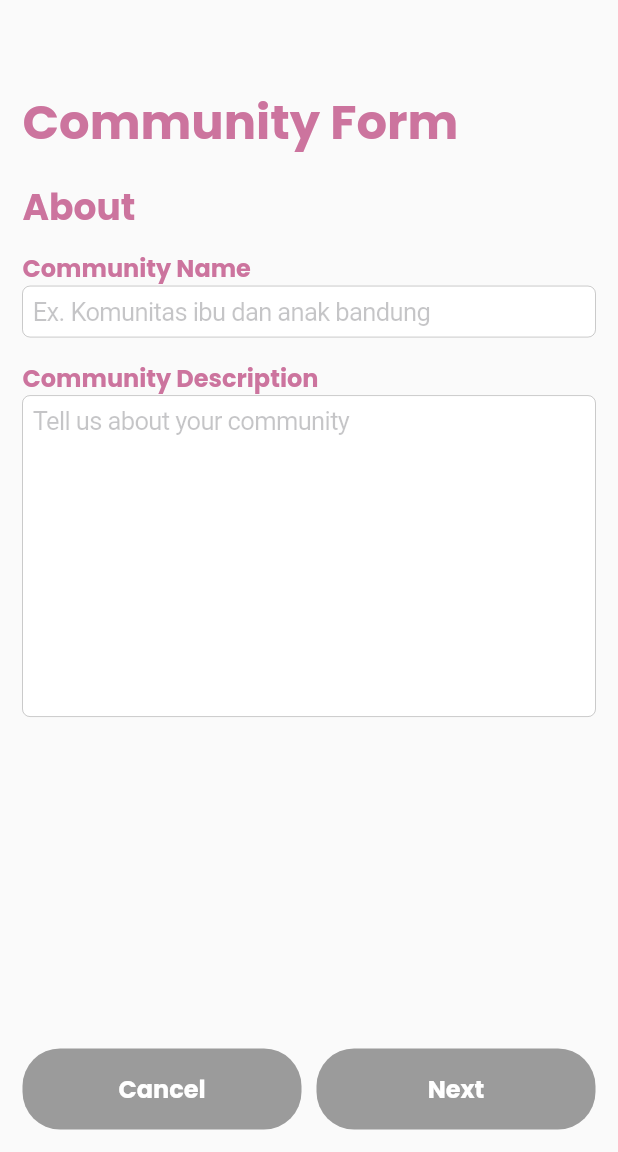
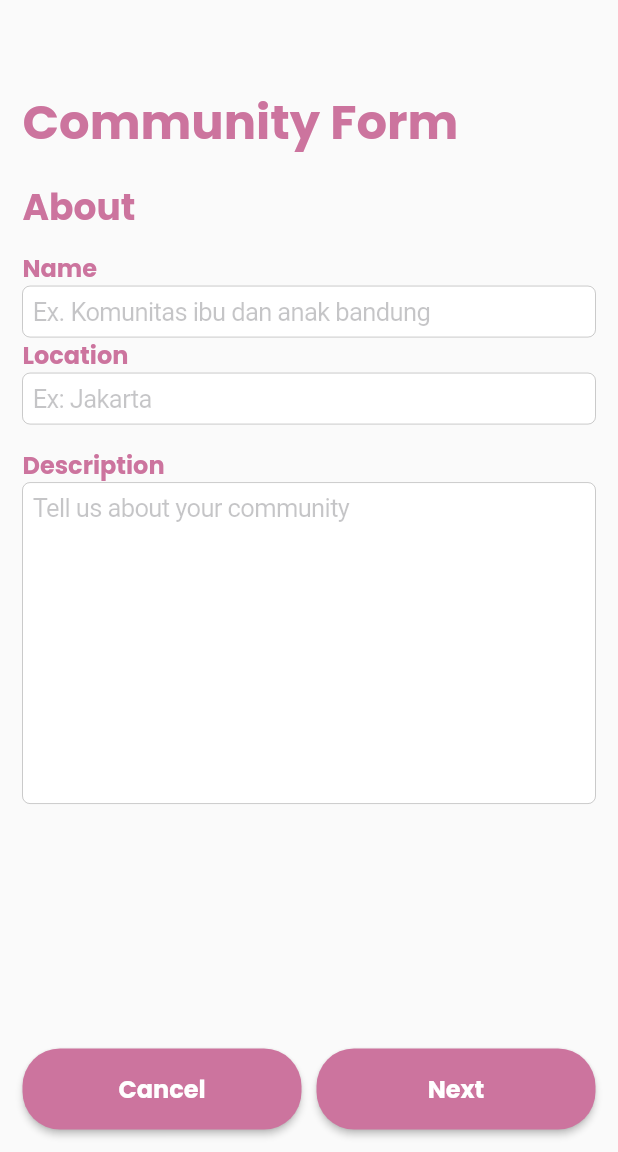
Before and after one commit to alaraiabdiallah/momsclub, a Flutter app: the RegisterCommunityScreen screen opened directly, on a phone screen of 412 x 824 dp, the part 84-1236 px from its top. Run offline on Flutter 3.47's test engine with Material 2 defaults, Android fonts, the phone set to English and light mode, and no system bars; our stand-ins replace cloud_firestore, firebase_auth, google_fonts, sqflite; accounts and stored records are empty; network calls fail.

Commit message:
Form Contact Community & Location picker

```diff
--- /dev/null
+++ b/lib/models/location_model.dart
@@ -0,0 +1,40 @@
+class Province {
+  int id;
+  String nama;
+
+  Province({this.id, this.nama});
+
+  Province.fromJson(Map<String, dynamic> json) {
+    id = json['id'];
+    nama = json['nama'];
+  }
+
+  Map<String, dynamic> toJson() {
+    final Map<String, dynamic> data = new Map<String, dynamic>();
+    data['id'] = this.id;
+    data['nama'] = this.nama;
+    return data;
+  }
+}
+
+class City {
+  int id;
+  String idProv;
+  String nama;
+
+  City({this.id, this.idProv, this.nama});
+
+  City.fromJson(Map<String, dynamic> json) {
+    id = json['id'];
+    idProv = json['id_prov'];
+    nama = json['nama'];
+  }
+
+  Map<String, dynamic> toJson() {
+    final Map<String, dynamic> data = new Map<String, dynamic>();
+    data['id'] = this.id;
+    data['id_prov'] = this.idProv;
+    data['nama'] = this.nama;
+    return data;
+  }
+}
--- a/lib/screens/register_comm_screen.dart
+++ b/lib/screens/register_comm_screen.dart
@@ -1,9 +1,11 @@
 import 'package:flutter/cupertino.dart';
 import 'package:flutter/material.dart';
+import 'package:momsclub/screens/location_picker_screen.dart';
 import 'package:momsclub/styles/text_styles.dart';
 import 'package:momsclub/utils/infos.dart';
 import 'package:momsclub/utils/str_res.dart';
 import 'package:momsclub/widgets/buttons.dart';
+
 
 class RegisterCommunityScreen extends StatefulWidget {
   @override
@@ -12,6 +14,16 @@ class RegisterCommunityScreen extends StatefulWidget {
 }
 
 class _RegisterCommunityScreenState extends State<RegisterCommunityScreen> {
+
+  int _step = 0;
+
+  TextEditingController _nameTxtCtrl = TextEditingController();
+  TextEditingController _locTxtCtrl = TextEditingController();
+  TextEditingController _descTxtCtrl = TextEditingController();
+  TextEditingController _phoneTxtCtrl = TextEditingController();
+  TextEditingController _waTxtCtrl = TextEditingController();
+  TextEditingController _igTxtCtrl = TextEditingController();
+
   @override
   Widget build(BuildContext context) {
     return Scaffold(
@@ -28,7 +40,13 @@ class _RegisterCommunityScreenState extends State<RegisterCommunityScreen> {
             children: <Widget>[
               buildHeader(context),
               Expanded(
-                child: buildAboutForm(),
+                child: IndexedStack(
+                  index: _step,
+                  children: <Widget>[
+                    buildAboutForm(),
+                    buildContactForm()
+                  ],
+                ),
               ),
               buildActionButtons()
             ],
@@ -36,19 +54,65 @@ class _RegisterCommunityScreenState extends State<RegisterCommunityScreen> {
         ));
   }
 
+  _onButton1Pressed() {
+    switch (_step) {
+      case 0:
+        _onCancel();
+        break;
+      case 1:
+        _onBack();
+        break;
+    }
+  }
+
+  _onButton2Pressed() {
+    switch (_step) {
+      case 0:
+        _onNext();
+        break;
+      case 1:
+        _onRegister();
+        break;
+    }
+  }
+
+  _onNext(){
+    setState(() => _step = 1);
+  }
+
+  _onBack(){
+    setState(() => _step = 0);
+  }
+
+  _onCancel() {
+    Navigator.of(context).pop();
+  }
+
+  _onRegister() {
+
+  }
+
+  _onLocationChanged(String province_name, String city_name){
+    _locTxtCtrl.text = city_name;
+  }
+
   Widget buildActionButtons() {
+
+    String _button1_str = _step == 0 ? StrRes.CANCEL: StrRes.BACK;
+    String _button2_str = _step == 0 ? StrRes.NEXT: StrRes.REGISTER;
+
     return Container(
       padding: EdgeInsets.only(top: 5),
       child: Row(
         children: <Widget>[
           Expanded(
-            child: AppButton(onPressed: null, text: StrRes.CANCEL),
+            child: AppButton(onPressed: _onButton1Pressed, text: _button1_str),
           ),
           SizedBox(
             width: 10,
           ),
           Expanded(
-            child: AppButton(onPressed: null, text: StrRes.NEXT),
+            child: AppButton(onPressed: _onButton2Pressed, text: _button2_str),
           )
         ],
       ),
@@ -72,7 +136,20 @@ class _RegisterCommunityScreenState extends State<RegisterCommunityScreen> {
               style: H5,
             ),
             CupertinoTextField(
+              controller: _nameTxtCtrl,
               placeholder: StrRes.COMMUNITY_FIELD_INSTR_NAME,
+            ),
+            Text(
+              StrRes.COMMUNITY_LOCATION,
+              style: H5,
+            ),
+            CupertinoTextField(
+              controller: _locTxtCtrl,
+              readOnly: true,
+              onTap: (){
+                Navigator.of(context).push(CupertinoPageRoute(builder: (context)=> LocationPickerScreen(onChange: _onLocationChanged)));
+              },
+              placeholder: StrRes.COMMUNITY_FIELD_INSTR_LOC,
             ),
             SizedBox(height: 15),
             Text(
@@ -80,8 +157,52 @@ class _RegisterCommunityScreenState extends State<RegisterCommunityScreen> {
               style: H5,
             ),
             CupertinoTextField(
+              controller: _descTxtCtrl,
               placeholder: StrRes.COMMUNITY_FIELD_INSTR_DESC,
               maxLines: 10,
+            )
+          ],
+        ))
+      ],
+    );
+  }
+  Widget buildContactForm() {
+    return Column(
+      crossAxisAlignment: CrossAxisAlignment.start,
+      children: <Widget>[
+        Text(
+          StrRes.CONTACT,
+          style: H3,
+        ),
+        Expanded(
+            child: ListView(
+          padding: EdgeInsets.symmetric(vertical: 10),
+          children: <Widget>[
+            Text(
+              StrRes.PHONE,
+              style: H5,
+            ),
+            CupertinoTextField(
+              controller: _phoneTxtCtrl,
+              placeholder: StrRes.COMMUNITY_FIELD_INSTR_PHONE,
+            ),
+            SizedBox(height: 15),
+            Text(
+              StrRes.WA,
+              style: H5,
+            ),
+            CupertinoTextField(
+              controller: _waTxtCtrl,
+              placeholder: StrRes.COMMUNITY_FIELD_INSTR_PHONE,
+            ),
+            SizedBox(height: 15),
+            Text(
+              StrRes.IG,
+              style: H5,
+            ),
+            CupertinoTextField(
+              controller: _igTxtCtrl,
+              placeholder: StrRes.COMMUNITY_FIELD_INSTR_IG,
             )
           ],
         ))
--- a/lib/utils/str_res.dart
+++ b/lib/utils/str_res.dart
@@ -9,6 +9,10 @@ class StrRes {
       "You need to login for register your own community.";
   static final BACK = "Back";
   static final RECENT = "Recent";
+  static final CONTACT = "Contact";
+  static final PHONE = "Phone";
+  static final WA = "WhatsApp";
+  static final IG = "Instagram";
   static final COMM_NOTFOUND = "We can't find community";
   static final LOGIN = "LOGIN";
   static final LOGOUT = "LOGOUT";
@@ -32,10 +36,20 @@ class StrRes {
       "You not have community, please register the community.";
   static final COMMUNITY_FORM = "Community Form";
   static final NEXT = "Next";
+  static final PROVINCE = "Province";
+  static final CITY = "City";
   static final CANCEL = "Cancel";
-  static final COMMUNITY_NAME = "Community Name";
-  static final COMMUNITY_DESC = "Community Description";
-  static final COMMUNITY_FIELD_INSTR_NAME =
-      "Ex. Komunitas ibu dan anak bandung";
+  static final COMMUNITY_NAME = "Name";
+  static final COMMUNITY_LOCATION = "Location";
+  static final COMMUNITY_DESC = "Description";
+  static final COMMUNITY_FIELD_INSTR_NAME = "Ex. Komunitas ibu dan anak bandung";
   static final COMMUNITY_FIELD_INSTR_DESC = "Tell us about your community";
+  static final COMMUNITY_FIELD_INSTR_LOC = "Ex: Jakarta";
+  static final COMMUNITY_FIELD_INSTR_PHONE = "Ex: +628XXXXXX";
+  static final COMMUNITY_FIELD_INSTR_IG = "Username of your community Instagram";
+  static final COMMUNITY_FIELD_INSTR_SELECT = "Tap to select";
+  static final FAILED_LOAD_PROVINCES = "Failed to retrive provinces.";
+  static final FAILED_LOAD_CITIES = "Failed to retrive cities.";
+  static final SELECT_PROVINCE = "Select Province";
+  static final SEARCH_PROVINCE = "Search Province";
 }
--- a/pubspec.yaml
+++ b/pubspec.yaml
@@ -31,6 +31,7 @@ dependencies:
   sqflite:
   path:
   provider: ^4.3.1
+  http: ^0.12.2
 
 
   # The following adds the Cupertino Icons font to your application.
```
Also changed, not shown: lib/data_sources/api/location.dart (added, +33 -0 lines), lib/screens/location_picker_screen.dart (added, +267 -0 lines), lib/data_sources/firebase/community.dart (added), pubspec.lock.
